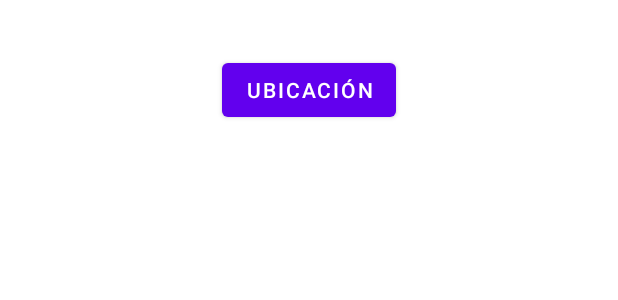
After one commit to jefry1722/CargaApp, an Android app: the layout activity_gps.xml on its own in the app's theme, with its tools: preview values and no code run, on a phone screen of 412 x 824 dp. The commit adds this screen. Shown: the top 300 px of the screen. Run offline under Robolectric (Android 15) with nearby library versions, the phone set to English and light mode, and no system bars.

Commit message:
Ubicación GPS

```diff
--- a/app/build.gradle
+++ b/app/build.gradle
@@ -36,7 +36,7 @@ dependencies {
     androidTestImplementation 'androidx.test.ext:junit:1.1.3'
     androidTestImplementation 'androidx.test.espresso:espresso-core:3.4.0'
     implementation 'com.squareup.okhttp3:okhttp:3.10.0'
-
+    implementation'com.google.android.gms:play-services-location:17.1.0'
     implementation files('libs\\activation.jar')
     implementation files('libs\\additionnal.jar')
     implementation files('libs\\mail.jar')
--- a/app/src/main/java/co/edu/unipiloto/cargaapp/LoginConductor.java
+++ b/app/src/main/java/co/edu/unipiloto/cargaapp/LoginConductor.java
@@ -79,4 +79,9 @@ public class LoginConductor extends AppCompatActivity {
         startActivity(i);
     }
 
+    public void onReportar(View view){
+        Intent i = new Intent(this, Gps.class);
+        startActivity(i);
+    }
+
 }
--- /dev/null
+++ b/app/src/main/res/layout/activity_gps.xml
@@ -0,0 +1,72 @@
+<?xml version="1.0" encoding="utf-8"?>
+<LinearLayout
+    xmlns:android="http://schemas.android.com/apk/res/android"
+    xmlns:app="http://schemas.android.com/apk/res-auto"
+    xmlns:tools="http://schemas.android.com/tools"
+    android:layout_width="match_parent"
+    android:layout_height="match_parent"
+    android:orientation="vertical"
+    android:padding="16dp"
+    android:layout_gravity="center_horizontal"
+    tools:context=".Gps">
+
+    <Button
+        android:id="@+id/bt_location"
+        android:layout_width="wrap_content"
+        android:layout_height="wrap_content"
+        android:layout_gravity="center_horizontal"
+        android:layout_marginTop="20dp"
+        android:text="Ubicación" ></Button>
+
+    <LinearLayout
+        android:layout_width="match_parent"
+        android:layout_height="wrap_content"
+        android:orientation="horizontal"
+        android:layout_marginTop="32dp">
+
+        <TextView
+            android:layout_width="0dp"
+            android:layout_height="wrap_content"
+            android:layout_weight="1"
+            android:id="@+id/text_view1" ></TextView>
+
+        <TextView
+            android:layout_width="0dp"
+            android:layout_height="wrap_content"
+            android:layout_weight="1"
+            android:id="@+id/text_view2" ></TextView>
+
+    </LinearLayout>
+
+    <LinearLayout
+        android:layout_width="match_parent"
+        android:layout_height="wrap_content"
+        android:orientation="horizontal"
+        android:layout_marginTop="16dp">
+
+        <TextView
+            android:layout_width="0dp"
+            android:layout_height="wrap_content"
+            android:layout_weight="1"
+            android:id="@+id/text_view3" ></TextView>
+
+        <TextView
+            android:layout_width="0dp"
+            android:layout_height="wrap_content"
+            android:layout_weight="1"
+            android:id="@+id/text_view4" ></TextView>
+    </LinearLayout>
+
+    <TextView
+        android:layout_width="match_parent"
+        android:layout_height="wrap_content"
+        android:layout_marginTop="16dp"
+        android:id="@+id/text_view5" ></TextView>
+
+        <TextView
+            android:layout_width="match_parent"
+            android:layout_height="wrap_content"
+            android:layout_marginTop="16dp"
+            android:id="@+id/location_view" ></TextView>
+
+</LinearLayout>
```
Also changed, not shown: app/src/main/AndroidManifest.xml (+7 -2 lines), app/src/main/java/co/edu/unipiloto/cargaapp/Gps.java (added, +108 -0 lines), app/src/main/res/layout/activity_login_conductor.xml (+13 -0 lines), app/src/main/res/layout/activity_ubicacion.xml (added, +27 -0 lines).
